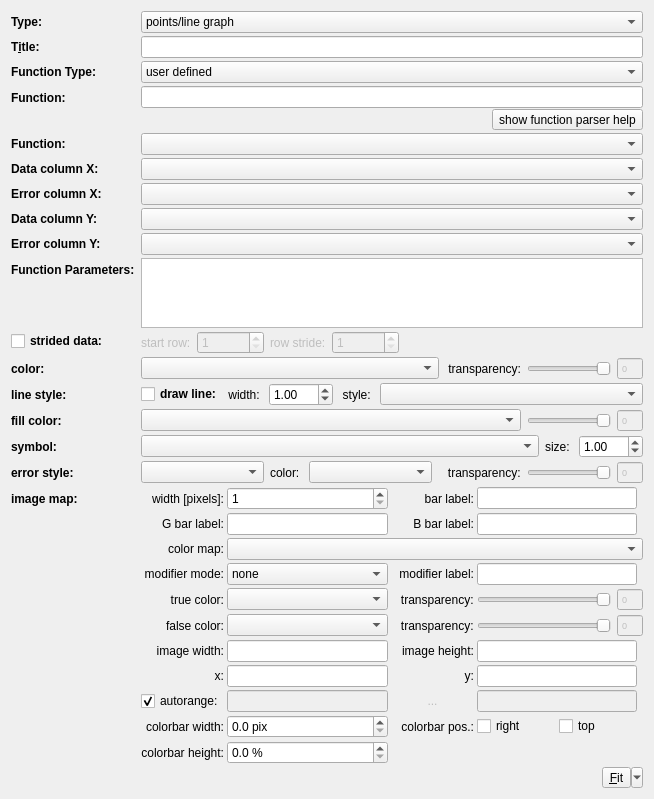
The window that plugins/table/qftablegraphsettings.ui (jkriege2/QuickFit3) describes before a commit, drawn with Qt 5.
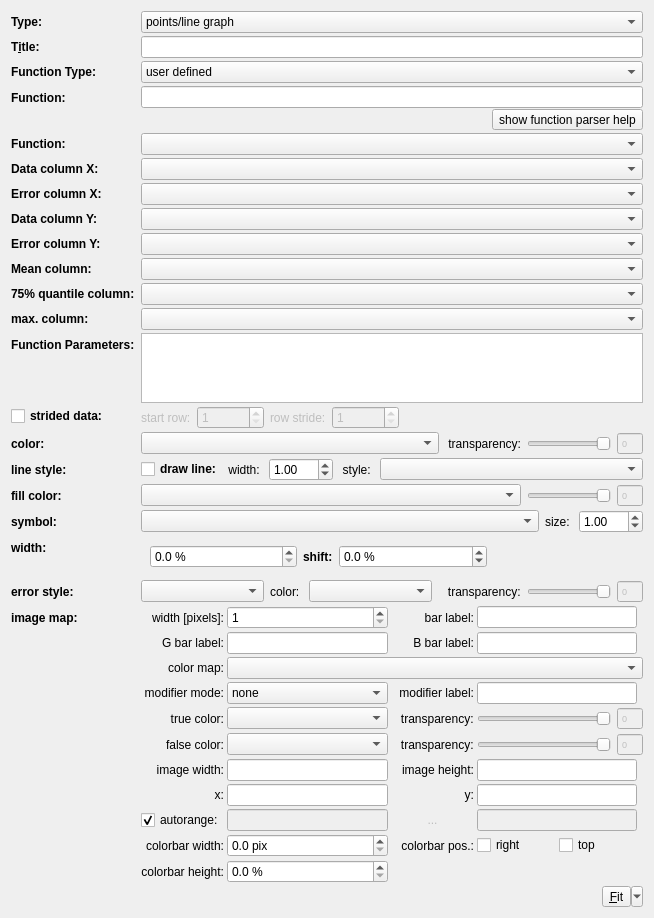
The same window after the commit. Icons and pictures are not drawn. Custom widgets are drawn as their Qt base class.

Commit message:
QuickFit3/table:   - added boxplots   - allows width and shift for bar charts
QuickFit3/fccs_fit:
  - started this plugin as copy of imfccs_fit

```diff
--- a/plugins/table/qftablegraphsettings.ui
+++ b/plugins/table/qftablegraphsettings.ui
@@ -7,7 +7,7 @@
     <x>0</x>
     <y>0</y>
     <width>654</width>
-    <height>740</height>
+    <height>850</height>
    </rect>
   </property>
   <property name="windowTitle">
@@ -379,7 +379,7 @@
      </property>
     </widget>
    </item>
-   <item row="10" column="0">
+   <item row="13" column="0">
     <widget class="QCheckBox" name="chkSTrided">
      <property name="font">
       <font>
@@ -392,7 +392,7 @@
      </property>
     </widget>
    </item>
-   <item row="10" column="1">
+   <item row="13" column="1">
     <widget class="QWidget" name="widStride" native="true">
      <property name="enabled">
       <bool>false</bool>
@@ -451,7 +451,7 @@
      </layout>
     </widget>
    </item>
-   <item row="11" column="0">
+   <item row="14" column="0">
     <widget class="QLabel" name="labColor">
      <property name="font">
       <font>
@@ -467,7 +467,7 @@
      </property>
     </widget>
    </item>
-   <item row="11" column="1">
+   <item row="14" column="1">
     <widget class="QWidget" name="widColor" native="true">
      <layout class="QHBoxLayout" name="horizontalLayout_17" stretch="1,0,0,0">
       <property name="margin">
@@ -560,7 +560,7 @@
      </layout>
     </widget>
    </item>
-   <item row="12" column="0">
+   <item row="15" column="0">
     <widget class="QLabel" name="labLinestyle">
      <property name="font">
       <font>
@@ -576,7 +576,7 @@
      </property>
     </widget>
    </item>
-   <item row="12" column="1">
+   <item row="15" column="1">
     <widget class="QWidget" name="widLineStyle" native="true">
      <layout class="QGridLayout" name="gridLayout_4" columnstretch="0,0,0,0,0,0">
       <property name="margin">
@@ -653,7 +653,7 @@
      </layout>
     </widget>
    </item>
-   <item row="13" column="0">
+   <item row="16" column="0">
     <widget class="QLabel" name="labFillColor">
      <property name="font">
       <font>
@@ -669,7 +669,7 @@
      </property>
     </widget>
    </item>
-   <item row="13" column="1">
+   <item row="16" column="1">
     <widget class="QWidget" name="widFillColor" native="true">
      <layout class="QHBoxLayout" name="horizontalLayout_16" stretch="1,0,0">
       <property name="margin">
@@ -752,7 +752,7 @@
      </layout>
     </widget>
    </item>
-   <item row="14" column="0">
+   <item row="17" column="0">
     <widget class="QLabel" name="labSymbol">
      <property name="font">
       <font>
@@ -768,7 +768,7 @@
      </property>
     </widget>
    </item>
-   <item row="14" column="1">
+   <item row="17" column="1">
     <widget class="QWidget" name="widSymbol" native="true">
      <layout class="QHBoxLayout" name="horizontalLayout_22" stretch="1,0,0">
       <property name="margin">
@@ -819,7 +819,7 @@
      </layout>
     </widget>
    </item>
-   <item row="15" column="0">
+   <item row="19" column="0">
     <widget class="QLabel" name="labErrorStyle">
      <property name="font">
       <font>
@@ -835,7 +835,7 @@
      </property>
     </widget>
    </item>
-   <item row="15" column="1">
+   <item row="19" column="1">
     <widget class="QWidget" name="widErrorStyle" native="true">
      <layout class="QHBoxLayout" name="horizontalLayout_14" stretch="1,0,1,0,0,0">
       <property name="margin">
@@ -948,7 +948,7 @@
      </layout>
     </widget>
    </item>
-   <item row="16" column="0">
+   <item row="20" column="0">
     <widget class="QLabel" name="labImage">
      <property name="font">
       <font>
@@ -964,7 +964,7 @@
      </property>
     </widget>
    </item>
-   <item row="16" column="1">
+   <item row="20" column="1">
     <widget class="QWidget" name="widImage" native="true">
      <layout class="QGridLayout" name="gridLayout_5" rowminimumheight="0,0,0,0,0,0,0,0,0,0,0">
       <property name="margin">
@@ -1545,7 +1545,7 @@
      </layout>
     </widget>
    </item>
-   <item row="18" column="1">
+   <item row="22" column="1">
     <layout class="QHBoxLayout" name="horizontalLayout">
      <item>
       <spacer name="horizontalSpacer">
@@ -1642,7 +1642,7 @@
    <item row="4" column="1">
     <widget class="QFFitFunctionComboBox" name="cmbQFFitFunction"/>
    </item>
-   <item row="9" column="0">
+   <item row="12" column="0">
     <widget class="QLabel" name="labFuctionParameters">
      <property name="font">
       <font>
@@ -1658,9 +1658,194 @@
      </property>
     </widget>
    </item>
-   <item row="9" column="1">
+   <item row="12" column="1">
     <widget class="QTableView" name="tabFunctionParameters"/>
    </item>
+   <item row="9" column="0">
+    <widget class="QLabel" name="labMean">
+     <property name="font">
+      <font>
+       <weight>75</weight>
+       <bold>true</bold>
+      </font>
+     </property>
+     <property name="text">
+      <string>Mean column:</string>
+     </property>
+     <property name="buddy">
+      <cstring>cmbLinesYError</cstring>
+     </property>
+    </widget>
+   </item>
+   <item row="10" column="0">
+    <widget class="QLabel" name="labQ75">
+     <property name="font">
+      <font>
+       <weight>75</weight>
+       <bold>true</bold>
+      </font>
+     </property>
+     <property name="text">
+      <string>75% quantile column:</string>
+     </property>
+     <property name="buddy">
+      <cstring>cmbLinesYError</cstring>
+     </property>
+    </widget>
+   </item>
+   <item row="11" column="0">
+    <widget class="QLabel" name="labMax">
+     <property name="font">
+      <font>
+       <weight>75</weight>
+       <bold>true</bold>
+      </font>
+     </property>
+     <property name="text">
+      <string>max. column:</string>
+     </property>
+     <property name="buddy">
+      <cstring>cmbLinesYError</cstring>
+     </property>
+    </widget>
+   </item>
+   <item row="9" column="1">
+    <widget class="QComboBox" name="cmbLinesMean">
+     <property name="sizePolicy">
+      <sizepolicy hsizetype="MinimumExpanding" vsizetype="Fixed">
+       <horstretch>0</horstretch>
+       <verstretch>0</verstretch>
+      </sizepolicy>
+     </property>
+     <property name="minimumSize">
+      <size>
+       <width>80</width>
+       <height>0</height>
+      </size>
+     </property>
+    </widget>
+   </item>
+   <item row="11" column="1">
+    <widget class="QComboBox" name="cmbLinesMax">
+     <property name="sizePolicy">
+      <sizepolicy hsizetype="MinimumExpanding" vsizetype="Fixed">
+       <horstretch>0</horstretch>
+       <verstretch>0</verstretch>
+      </sizepolicy>
+     </property>
+     <property name="minimumSize">
+      <size>
+       <width>80</width>
+       <height>0</height>
+      </size>
+     </property>
+    </widget>
+   </item>
+   <item row="10" column="1">
+    <widget class="QComboBox" name="cmbLinesQ75">
+     <property name="sizePolicy">
+      <sizepolicy hsizetype="MinimumExpanding" vsizetype="Fixed">
+       <horstretch>0</horstretch>
+       <verstretch>0</verstretch>
+      </sizepolicy>
+     </property>
+     <property name="minimumSize">
+      <size>
+       <width>80</width>
+       <height>0</height>
+      </size>
+     </property>
+    </widget>
+   </item>
+   <item row="18" column="0">
+    <widget class="QLabel" name="labWidth">
+     <property name="font">
+      <font>
+       <weight>75</weight>
+       <bold>true</bold>
+      </font>
+     </property>
+     <property name="text">
+      <string>width:</string>
+     </property>
+     <property name="buddy">
+      <cstring>cmbColormap</cstring>
+     </property>
+    </widget>
+   </item>
+   <item row="18" column="1">
+    <widget class="QWidget" name="widWidth" native="true">
+     <layout class="QHBoxLayout" name="horizontalLayout_2">
+      <item>
+       <widget class="QDoubleSpinBox" name="edtWidth">
+        <property name="sizePolicy">
+         <sizepolicy hsizetype="MinimumExpanding" vsizetype="Fixed">
+          <horstretch>0</horstretch>
+          <verstretch>0</verstretch>
+         </sizepolicy>
+        </property>
+        <property name="suffix">
+         <string> %</string>
+        </property>
+        <property name="decimals">
+         <number>1</number>
+        </property>
+        <property name="maximum">
+         <double>100.000000000000000</double>
+        </property>
+       </widget>
+      </item>
+      <item>
+       <widget class="QLabel" name="labShift">
+        <property name="font">
+         <font>
+          <weight>75</weight>
+          <bold>true</bold>
+         </font>
+        </property>
+        <property name="text">
+         <string>shift:</string>
+        </property>
+       </widget>
+      </item>
+      <item>
+       <widget class="QDoubleSpinBox" name="edtShift">
+        <property name="sizePolicy">
+         <sizepolicy hsizetype="MinimumExpanding" vsizetype="Fixed">
+          <horstretch>0</horstretch>
+          <verstretch>0</verstretch>
+         </sizepolicy>
+        </property>
+        <property name="suffix">
+         <string> %</string>
+        </property>
+        <property name="decimals">
+         <number>1</number>
+        </property>
+        <property name="minimum">
+         <double>-100.000000000000000</double>
+        </property>
+        <property name="maximum">
+         <double>100.000000000000000</double>
+        </property>
+       </widget>
+      </item>
+      <item>
+       <spacer name="horizontalSpacer_2">
+        <property name="orientation">
+         <enum>Qt::Horizontal</enum>
+        </property>
+        <property name="sizeHint" stdset="0">
+         <size>
+          <width>40</width>
+          <height>20</height>
+         </size>
+        </property>
+       </spacer>
+      </item>
+     </layout>
+    </widget>
+   </item>
   </layout>
  </widget>
  <customwidgets>
```
Left out of the diff: 19 changed lines with no effect on the pictures. The commit also changes 72 other files.
